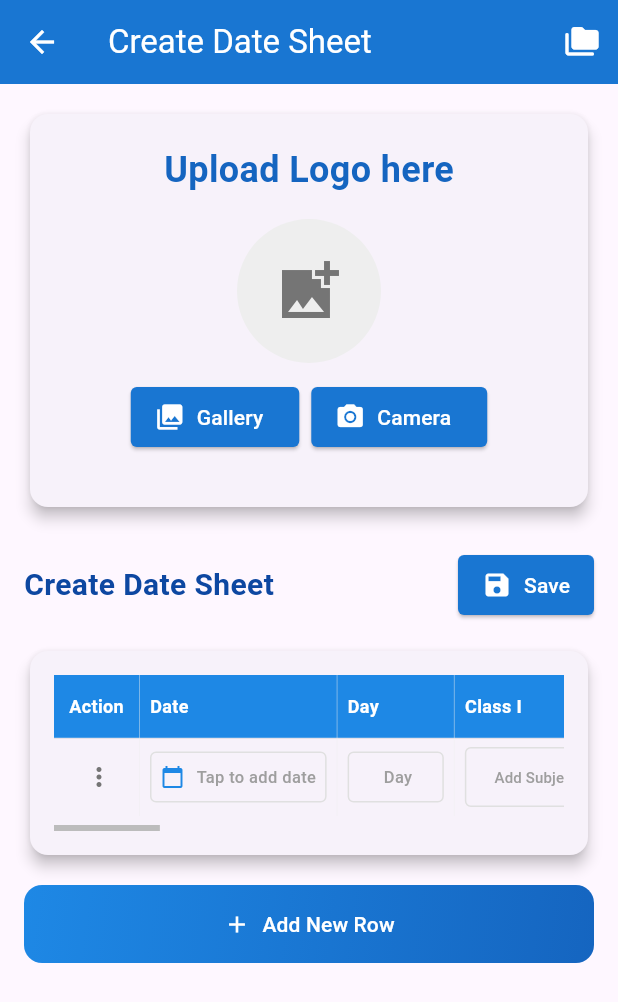
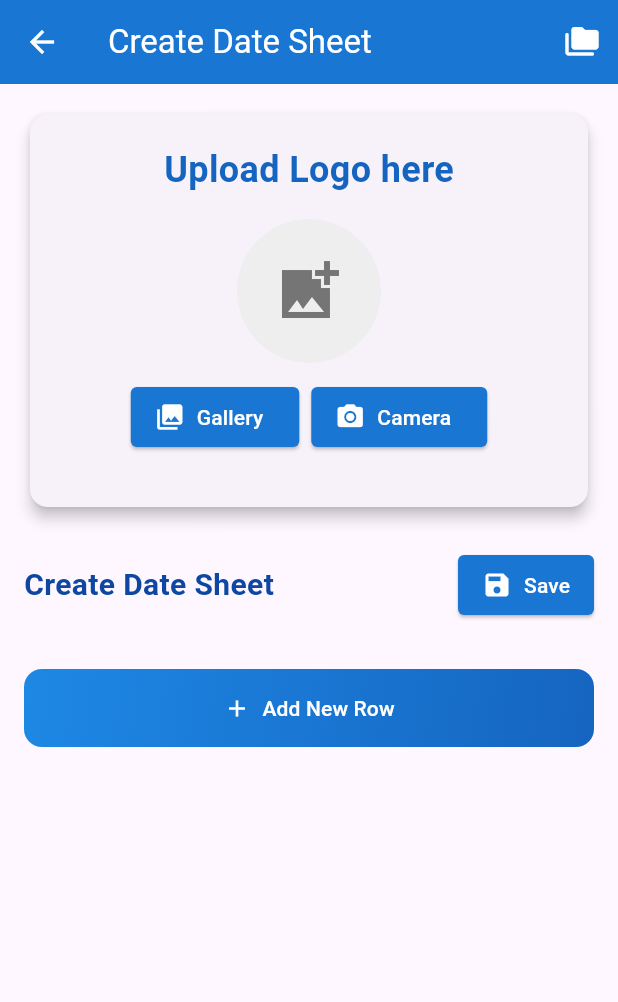
Before and after one commit to hamza99090/exam_schedule, a Flutter app: the screen it shows after launch, after a tap on "Create New Date Sheet", on a phone screen of 412 x 824 dp. Shown: the top 1002 px of the screen. Run offline on Flutter 3.47's test engine with Material 3 defaults, Android fonts, the phone set to English and light mode, and no system bars; our stand-ins replace hive, hive_flutter, image_picker, pdf, share_plus; accounts and stored records are empty.

```diff
--- a/lib/managers/date_sheet_manager.dart
+++ b/lib/managers/date_sheet_manager.dart
@@ -16,7 +16,17 @@ class DateSheetManager extends ChangeNotifier {
 
   DateSheetManager() {
     _initHiveBox();
+    // Ensure initial state has NO rows
+    if (_data.tableRows.isNotEmpty) {
+      _data.tableRows.clear();
+    }
+    _hasRows = false;
   }
+  // Add this line after the other fields in DateSheetManager class (around line 20)
+  bool _hasRows = true; // Track if we have any rows
+
+  // Add this getter
+  bool get hasRows => _hasRows;
 
   // Update the init method to load starred names
   Future<void> _initHiveBox() async {
@@ -74,8 +84,10 @@ class DateSheetManager extends ChangeNotifier {
     notifyListeners();
   }
 
+  // Modify addNewRow method (around line 95)
   void addNewRow() {
     _data.tableRows.add(TableRowData(classNames: _data.classNames));
+    _hasRows = true; // We now have rows
     notifyListeners();
   }
 
@@ -169,7 +181,7 @@ class DateSheetManager extends ChangeNotifier {
 
   // Save date sheet to Hive
   // Add this method to DateSheetManager
-  // Update resetToDefault to use starred class names
+  // Modify resetToDefault method (around line 142) to initialize with no rows
   void resetToDefault() {
     // Start with default class names
     List<String> initialClassNames = List.from(DateSheetData.defaultClassNames);
@@ -186,13 +198,13 @@ class DateSheetManager extends ChangeNotifier {
       schoolName: '',
       dateSheetDescription: '',
       termDescription: '',
-      tableRows: [TableRowData(classNames: initialClassNames)],
+      tableRows: [], // Start with EMPTY table rows
       fileName: '',
       createdAt: DateTime.now(),
       classNames: initialClassNames,
     );
-    // Also reset logo path
-    _logoPath = null; // ADD THIS LINE
+    _hasRows = false; // No rows initially
+    _logoPath = null;
     notifyListeners();
   }
 
@@ -237,10 +249,6 @@ class DateSheetManager extends ChangeNotifier {
   void deleteRow(int rowIndex) {
     if (rowIndex >= 0 && rowIndex < _data.tableRows.length) {
       _data.tableRows.removeAt(rowIndex);
-      // If all rows are deleted, add one empty row
-      if (_data.tableRows.isEmpty) {
-        _data.tableRows.add(TableRowData(classNames: _data.classNames));
-      }
       notifyListeners();
     }
   }
--- a/lib/models/date_sheet_model.dart
+++ b/lib/models/date_sheet_model.dart
@@ -37,7 +37,7 @@ class DateSheetData {
     DateTime? createdAt,
     List<String>? classNames,
     this.logoPath, // Add to constructor
-  }) : tableRows = tableRows ?? [TableRowData()],
+  }) : tableRows = tableRows ?? [],
        createdAt = createdAt ?? DateTime.now(),
        classNames = classNames ?? defaultClassNames;
 
--- a/lib/screens/date_sheet_detail_screen.dart
+++ b/lib/screens/date_sheet_detail_screen.dart
@@ -594,7 +594,11 @@ class _DateSheetDetailScreenState extends State<DateSheetDetailScreen> {
             const SizedBox(height: 16),
             _buildDateSheetTable(),
             const SizedBox(height: 16),
-            if (_isEditing) _buildAddRowButton(),
+            if (_isEditing)
+              Padding(
+                padding: const EdgeInsets.all(18.0),
+                child: _buildAddRowButton(),
+              ),
           ],
         ),
       ),
--- a/lib/widgets/table/interactive_table.dart
+++ b/lib/widgets/table/interactive_table.dart
@@ -108,6 +108,10 @@ class _InteractiveTableState extends State<InteractiveTable> {
 
   @override
   Widget build(BuildContext context) {
+    // Return empty widget if no rows
+    if (widget.manager.data.tableRows.isEmpty) {
+      return SizedBox.shrink();
+    }
     return Card(
       elevation: 4,
       child: Padding(
```
Also changed, not shown: lib/screens/date_sheet_screen.dart (+84 -74 lines).
